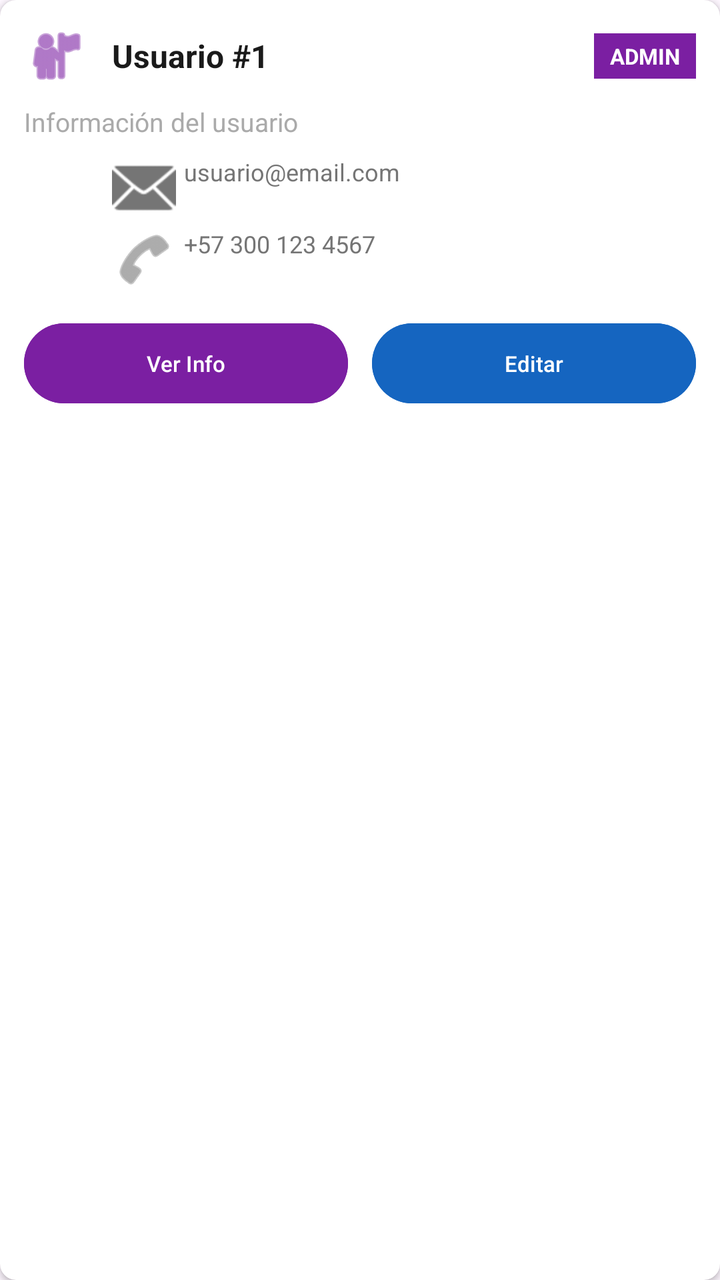
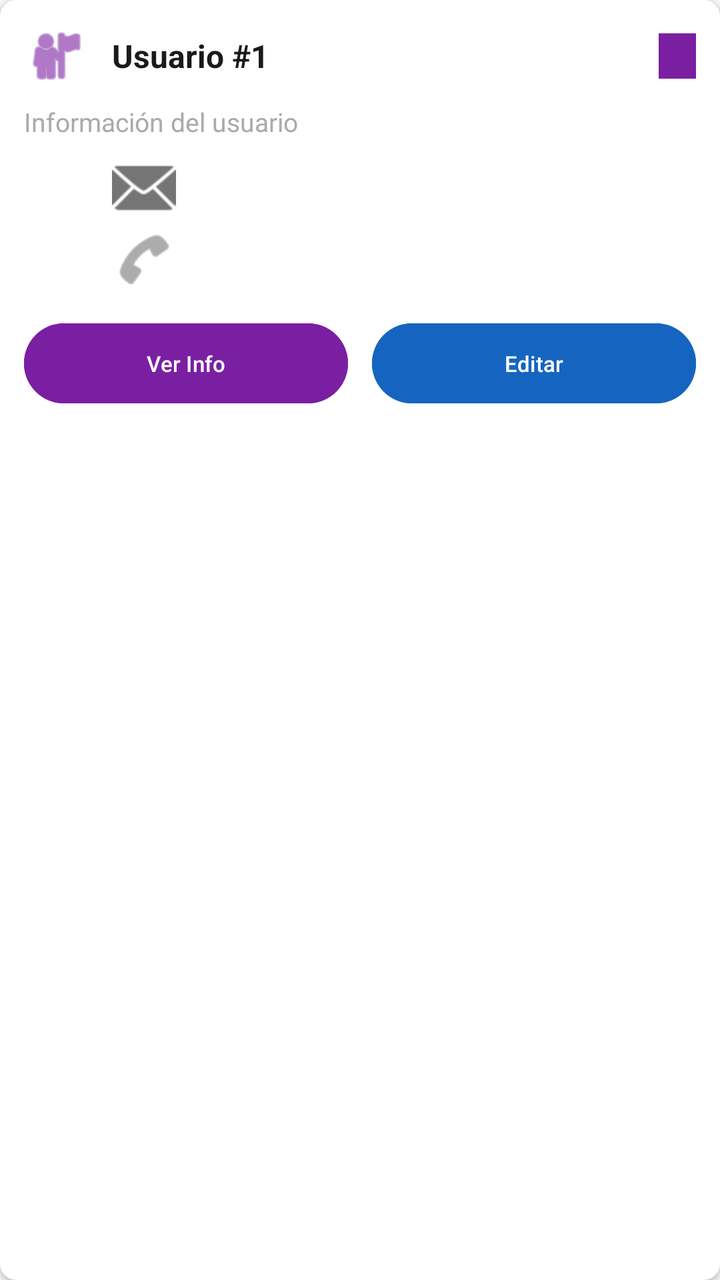

Two renders of the same Android screen: before a commit and after it. Below are the layout's source before the change and the commit's diff.
<!-- AndroidManifest.xml: application theme Theme.GranineaApp -->
<!-- res/layout/item_usuario.xml -->
<?xml version="1.0" encoding="utf-8"?>
<androidx.cardview.widget.CardView
    xmlns:android="http://schemas.android.com/apk/res/android"
    xmlns:app="http://schemas.android.com/apk/res-auto"
    android:layout_width="match_parent"
    android:layout_height="wrap_content"
    android:layout_marginBottom="8dp"
    app:cardCornerRadius="8dp"
    app:cardElevation="2dp">

    <LinearLayout
        android:layout_width="match_parent"
        android:layout_height="wrap_content"
        android:orientation="vertical"
        android:padding="12dp">

        
        <LinearLayout
            android:layout_width="match_parent"
            android:layout_height="wrap_content"
            android:orientation="horizontal"
            android:gravity="center_vertical">

            <ImageView
                android:layout_width="32dp"
                android:layout_height="32dp"
                android:src="@android:drawable/ic_menu_myplaces"
                android:contentDescription="Icono de usuario"
                app:tint="@color/color_usuarios" />

            <TextView
                android:id="@+id/tvUsuarioTitulo"
                android:layout_width="0dp"
                android:layout_height="wrap_content"
                android:layout_weight="1"
                android:layout_marginStart="12dp"
                android:text="Usuario #1"
                android:textSize="16sp"
                android:textStyle="bold"
                android:textColor="@color/text_primary" />

            <TextView
                android:id="@+id/tvUsuarioRol"
                android:layout_width="wrap_content"
                android:layout_height="wrap_content"
                android:text="ADMIN"
                android:textSize="11sp"
                android:textStyle="bold"
                android:paddingHorizontal="8dp"
                android:paddingVertical="4dp"
                android:background="@color/color_usuarios"
                android:textColor="@color/text_white" />
        </LinearLayout>

        
        <TextView
            android:id="@+id/tvUsuarioInfo"
            android:layout_width="match_parent"
            android:layout_height="wrap_content"
            android:text="Información del usuario"
            android:textSize="13sp"
            android:textColor="@color/text_secondary"
            android:layout_marginTop="8dp" />

        
        <LinearLayout
            android:layout_width="match_parent"
            android:layout_height="wrap_content"
            android:orientation="vertical"
            android:layout_marginTop="8dp"
            android:paddingStart="44dp">

            <TextView
                android:id="@+id/tvUsuarioEmail"
                android:layout_width="match_parent"
                android:layout_height="wrap_content"
                android:text="usuario@email.com"
                android:textSize="12sp"
                android:textColor="@color/text_hint"
                android:drawableStart="@android:drawable/ic_dialog_email"
                android:drawablePadding="4dp"
                android:drawableTint="@color/text_hint" />

            <TextView
                android:id="@+id/tvUsuarioTelefono"
                android:layout_width="match_parent"
                android:layout_height="wrap_content"
                android:text="+57 300 123 4567"
                android:textSize="12sp"
                android:textColor="@color/text_hint"
                android:layout_marginTop="4dp"
                android:drawableStart="@android:drawable/ic_menu_call"
                android:drawablePadding="4dp"
                android:drawableTint="@color/text_hint" />
        </LinearLayout>

        
        <LinearLayout
            android:layout_width="match_parent"
            android:layout_height="wrap_content"
            android:orientation="horizontal"
            android:layout_marginTop="12dp">

            <Button
                android:id="@+id/btnVerInfoUsuario"
                android:layout_width="0dp"
                android:layout_height="wrap_content"
                android:layout_weight="1"
                android:layout_marginEnd="6dp"
                android:text="Ver Info"
                android:textSize="11sp"
                android:backgroundTint="@color/color_usuarios"
                android:textColor="@color/text_white" />

            <Button
                android:id="@+id/btnEditarUsuario"
                android:layout_width="0dp"
                android:layout_height="wrap_content"
                android:layout_weight="1"
                android:layout_marginStart="6dp"
                android:text="Editar"
                android:textSize="11sp"
                android:backgroundTint="@color/color_pedidos"
                android:textColor="@color/text_white" />
        </LinearLayout>

    </LinearLayout>
</androidx.cardview.widget.CardView>
<!-- resources referenced by this layout -->
<resources>
  <color name="color_pedidos">#1565C0</color>
  <color name="color_usuarios">#7B1FA2</color>
  <color name="text_hint">#757575</color>
  <color name="text_primary">#1A1A1A</color>
  <color name="text_secondary">#AAAAAA</color>
  <color name="text_white">#FFFFFF</color>
  <style name="Theme.GranineaApp" parent="Base.Theme.GranineaApp" />
  <style name="Base.Theme.GranineaApp" parent="Theme.Material3.DayNight.NoActionBar">
      
      <item name="colorPrimary">@color/black</item>
      <item name="android:statusBarColor">@color/black</item>
      
      <item name="android:windowLightStatusBar">false</item>
  </style>
  <color name="black">#000000</color>
</resources>

<!-- the commit's change to res/layout/item_usuario.xml (unified diff, before → after) -->
@@ -43,7 +43,7 @@
                 android:id="@+id/tvUsuarioRol"
                 android:layout_width="wrap_content"
                 android:layout_height="wrap_content"
-                android:text="ADMIN"
+                android:text=" "
                 android:textSize="11sp"
                 android:textStyle="bold"
                 android:paddingHorizontal="8dp"
@@ -74,7 +74,7 @@
                 android:id="@+id/tvUsuarioEmail"
                 android:layout_width="match_parent"
                 android:layout_height="wrap_content"
-                android:text="usuario@email.com"
+                android:text=" "
                 android:textSize="12sp"
                 android:textColor="@color/text_hint"
                 android:drawableStart="@android:drawable/ic_dialog_email"
@@ -85,7 +85,7 @@
                 android:id="@+id/tvUsuarioTelefono"
                 android:layout_width="match_parent"
                 android:layout_height="wrap_content"
-                android:text="+57 300 123 4567"
+                android:text=" "
                 android:textSize="12sp"
                 android:textColor="@color/text_hint"
                 android:layout_marginTop="4dp"
